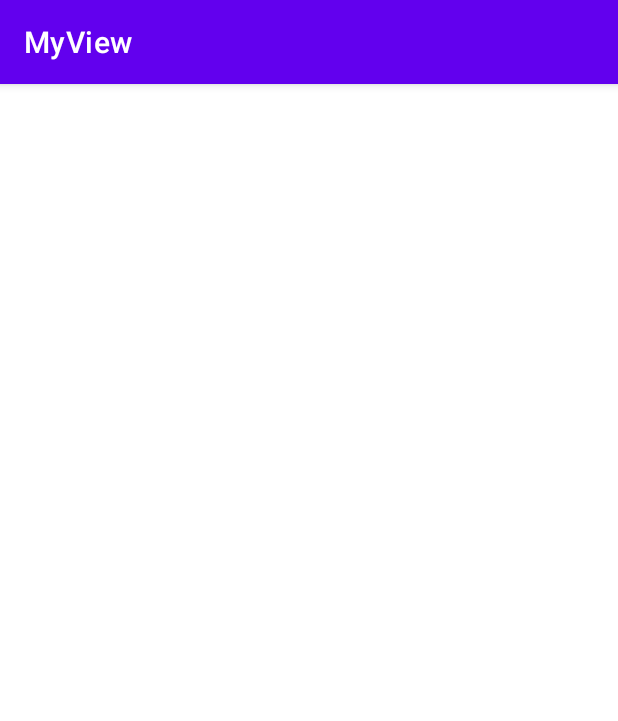
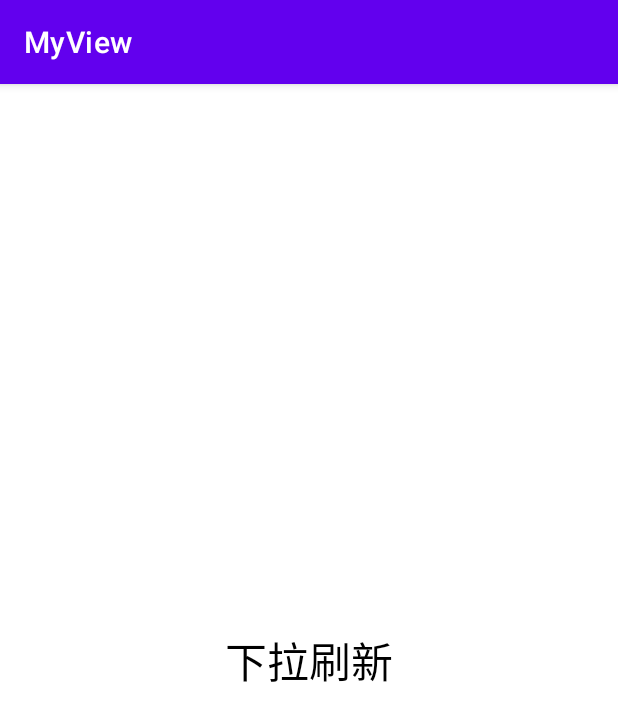
Before and after one commit to RookieTree/MyView, an Android app: the RefreshActivity screen opened directly, with no data from a screen before it, on a phone screen of 412 x 824 dp. Shown: the top 721 px of the screen. Run offline under Robolectric (Android 15) with nearby library versions, the phone set to English and light mode, and no system bars.

Commit message:
更改下拉刷新view

```diff
--- a/app/src/main/java/com/tree/myview/RefreshActivity.java
+++ b/app/src/main/java/com/tree/myview/RefreshActivity.java
@@ -1,6 +1,7 @@
 package com.tree.myview;
 
 import android.os.Bundle;
+import android.widget.Toast;
 
 import androidx.annotation.Nullable;
 import androidx.appcompat.app.AppCompatActivity;
@@ -11,12 +12,19 @@ import androidx.appcompat.app.AppCompatActivity;
  *  @文件名:   RefreshActivity
  *  @创建者:   rookietree
  *  @创建时间:  4/23/21 3:36 PM
- *  @描述：    TODO
+ *  @描述：    刷新view
  */
 public class RefreshActivity extends AppCompatActivity {
     @Override
     protected void onCreate(@Nullable Bundle savedInstanceState) {
         super.onCreate(savedInstanceState);
         setContentView(R.layout.activity_refresh);
+        RefreshView refreshView = findViewById(R.id.refresh_view);
+        refreshView.setOnRefreshCallback(new RefreshView.RefreshCallback() {
+            @Override
+            public void refreshFinish() {
+                Toast.makeText(RefreshActivity.this, "刷新完毕", Toast.LENGTH_SHORT).show();
+            }
+        });
     }
 }
--- a/app/src/main/java/com/tree/myview/RefreshView.java
+++ b/app/src/main/java/com/tree/myview/RefreshView.java
@@ -10,10 +10,10 @@ import android.graphics.Paint;
 import android.graphics.Path;
 import android.util.AttributeSet;
 import android.view.MotionEvent;
-import android.view.View;
 import android.view.animation.BounceInterpolator;
 
 import androidx.annotation.Nullable;
+import androidx.constraintlayout.widget.ConstraintLayout;
 
 /*
  *  @项目名：  RulerDemo
@@ -23,7 +23,7 @@ import androidx.annotation.Nullable;
  *  @创建时间:  4/23/21 3:06 PM
  *  @描述：    刷新view
  */
-public class RefreshView extends View {
+public class RefreshView extends ConstraintLayout {
     private int width;
     private int height;
     private Paint mTopPaint;
@@ -56,6 +56,16 @@ public class RefreshView extends View {
     private float ballY;
     private float topY;
     private static final int DROP_FINISH = -1;
+    private RefreshCallback mCallback;
+    public interface RefreshCallback{
+        void refreshFinish();
+    }
+    public void setOnRefreshCallback(RefreshCallback callback){
+        mCallback=callback;
+    }
+    public void removeCallback(){
+        mCallback=null;
+    }
 
     public RefreshView(Context context) {
         this(context, null);
@@ -70,7 +80,9 @@ public class RefreshView extends View {
         init();
     }
 
+
     private void init() {
+        setWillNotDraw(false);
         mTopPaint = new Paint();
         mTopPaint.setColor(Color.BLACK);
         mTopPaint.setStyle(Paint.Style.FILL);
@@ -105,8 +117,10 @@ public class RefreshView extends View {
             @Override
             public void onAnimationEnd(Animator animation) {
                 mDropProgress = DROP_FINISH;
-                postInvalidateDelayed(2000);
-
+                invalidate();
+                if (mCallback!=null){
+                    mCallback.refreshFinish();
+                }
             }
 
             @Override
@@ -122,6 +136,11 @@ public class RefreshView extends View {
         super.onSizeChanged(w, h, oldw, oldh);
         width = w;
         height = h;
+    }
+
+    @Override
+    public boolean onInterceptTouchEvent(MotionEvent ev) {
+        return true;
     }
 
     @Override
@@ -163,7 +182,7 @@ public class RefreshView extends View {
             mPath.moveTo(0, 0);
             mPath.quadTo(width / 2, topY * (1 - mTopProgress), width, 0);
             mPath.close();
-            if (step == STEP_BALL_PULL) {
+            if (step <= STEP_BALL_PULL) {
                 //画球体缩小
                 canvas.drawCircle(width / 2, ballY * (1 - mTopProgress),
                         ballRadius * (1 - mTopProgress), mBallPaint);
@@ -206,11 +225,20 @@ public class RefreshView extends View {
                     mValueAnimatorTop.start();
                     mValueAnimatorDrop.start();
                 }
-                invalidate();
                 break;
             default:
                 break;
         }
         return true;
     }
+
+    @Override
+    protected void onDetachedFromWindow() {
+        super.onDetachedFromWindow();
+        mValueAnimatorTop.removeAllUpdateListeners();
+        mValueAnimatorTop.removeAllListeners();
+        mValueAnimatorDrop.removeAllUpdateListeners();
+        mValueAnimatorDrop.removeAllListeners();
+        removeCallbacks(null);
+    }
 }
--- a/app/src/main/res/layout/activity_refresh.xml
+++ b/app/src/main/res/layout/activity_refresh.xml
@@ -1,10 +1,24 @@
 <?xml version="1.0" encoding="utf-8"?>
-<androidx.constraintlayout.widget.ConstraintLayout
-    xmlns:android="http://schemas.android.com/apk/res/android" android:layout_width="match_parent"
+<androidx.constraintlayout.widget.ConstraintLayout xmlns:android="http://schemas.android.com/apk/res/android"
+    xmlns:app="http://schemas.android.com/apk/res-auto"
+    android:layout_width="match_parent"
     android:layout_height="match_parent">
 
     <com.tree.myview.RefreshView
+        android:id="@+id/refresh_view"
         android:layout_width="match_parent"
-        android:layout_height="match_parent"/>
+        android:layout_height="match_parent">
+
+        <TextView
+            android:layout_width="wrap_content"
+            android:layout_height="wrap_content"
+            android:text="下拉刷新"
+            android:textColor="@color/black"
+            android:textSize="28sp"
+            app:layout_constraintBottom_toBottomOf="parent"
+            app:layout_constraintEnd_toEndOf="parent"
+            app:layout_constraintStart_toStartOf="parent"
+            app:layout_constraintTop_toTopOf="parent" />
+    </com.tree.myview.RefreshView>
 
 </androidx.constraintlayout.widget.ConstraintLayout>
```
Also changed, not shown: app/build.gradle (+2 -6 lines), gradle/wrapper/gradle-wrapper.properties, 2 other files.
